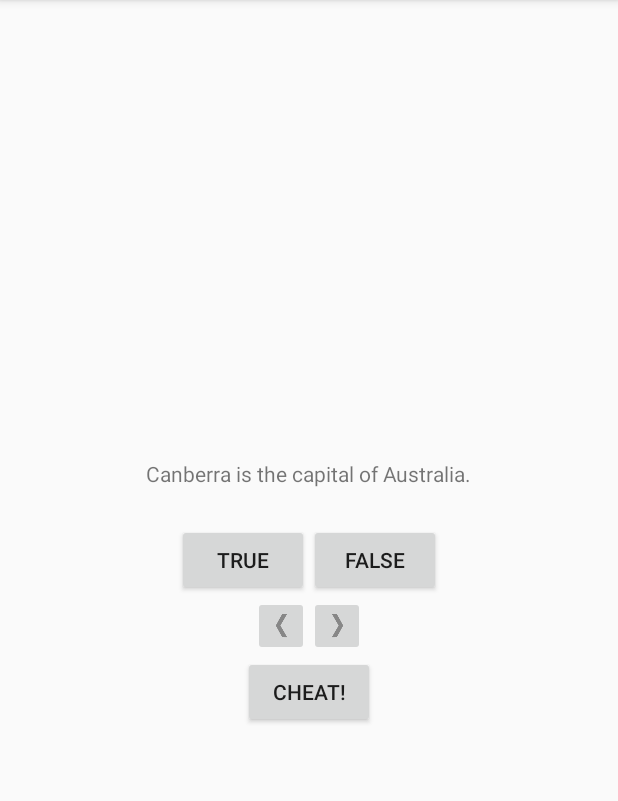
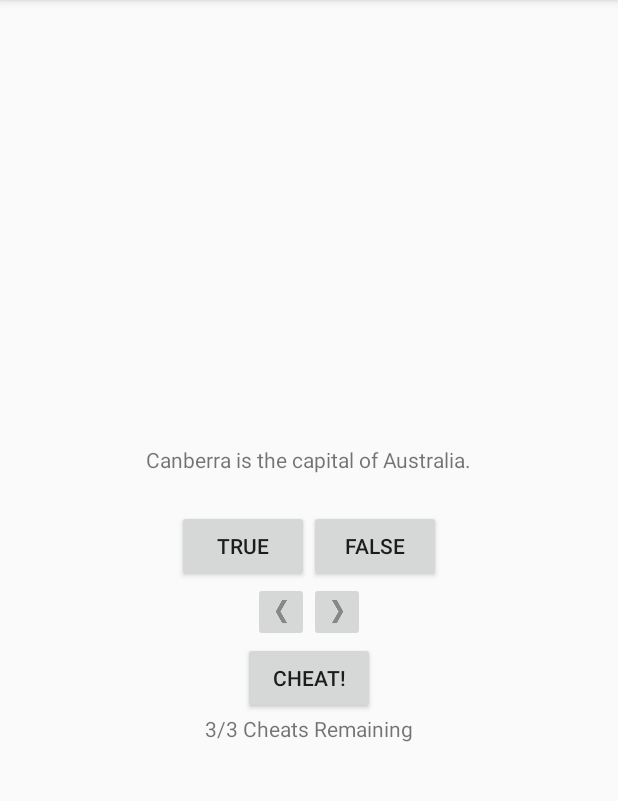
Before and after one commit to nad59/GeoQuiz, an Android app: the screen it shows after launch (QuizActivity), on a phone screen of 412 x 824 dp, the part 84-885 px from its top. Run offline under Robolectric (Android 15) with nearby library versions, the phone set to English and light mode, and no system bars.

Commit message:
Chapter 6 challenges

```diff
--- a/app/src/main/java/com/bignerdranch/android/geoquiz/QuizActivity.java
+++ b/app/src/main/java/com/bignerdranch/android/geoquiz/QuizActivity.java
@@ -19,7 +19,9 @@ public class QuizActivity extends AppCompatActivity {
     private static final String BANK_INDEX="bank_index";
     private static final String ANS_INDEX="ans_index";
     private static final String COR_INDEX="cor_index";
+    private static final String CHEAT_INDEX="cheat_index";
     private static final int REQUEST_CODE_CHEAT = 0;
+    private int cheats = 3;
 
     private Button mTrueButton;
     private Button mFalseButton;
@@ -27,6 +29,7 @@ public class QuizActivity extends AppCompatActivity {
     private ImageButton mNextButton;
     private ImageButton mPrevButton;
     private TextView mQuestionTextView;
+    private TextView mCheatText;
     private int answeredQuestions=0;
     private int correctAnswers=0;
 
@@ -40,7 +43,6 @@ public class QuizActivity extends AppCompatActivity {
             new Question(R.string.question_asia, true),
     };
     private int mCurrentIndex = 0;
-    private boolean mIsCheater;
 
     @Override
     protected void onCreate(Bundle savedInstanceState) {
@@ -51,7 +53,11 @@ public class QuizActivity extends AppCompatActivity {
         if(savedInstanceState!=null) {
             mCurrentIndex = savedInstanceState.getInt(KEY_INDEX, 0);
             mQuestionBank= (Question[])savedInstanceState.getParcelableArray(BANK_INDEX);
+            cheats = savedInstanceState.getInt(CHEAT_INDEX,0);
         }
+
+        mCheatText=(TextView)findViewById(R.id.cheat_text);
+        mCheatText.setText(cheats+"/3 Cheats Remaining");
 
         mQuestionTextView=(TextView) findViewById(R.id.question_text_view);
         mQuestionTextView.setOnClickListener(new View.OnClickListener(){
@@ -99,6 +105,9 @@ public class QuizActivity extends AppCompatActivity {
         });
 
         mCheatButton = (Button)findViewById(R.id.cheat_button);
+        if(cheats==0){
+            mCheatButton.setEnabled(false);
+        }
         mCheatButton.setOnClickListener(new View.OnClickListener() {
             @Override
             public void onClick(View v) {
@@ -161,6 +170,7 @@ public class QuizActivity extends AppCompatActivity {
         savedInstanceState.putParcelableArray(BANK_INDEX,mQuestionBank);
         savedInstanceState.putInt(COR_INDEX,correctAnswers);
         savedInstanceState.putInt(ANS_INDEX,answeredQuestions);
+        savedInstanceState.putInt(CHEAT_INDEX,cheats);
 
     }
 
@@ -174,6 +184,15 @@ public class QuizActivity extends AppCompatActivity {
             return;
         }
         mQuestionBank[mCurrentIndex].setCheated(CheatActivity.wasAnswerShown(data));
+        if(mQuestionBank[mCurrentIndex].isCheated()){
+            cheats-=1;
+            mCheatText.setText(cheats+"/3 Cheats Remaining");
+            if(cheats==0){
+                mCheatButton.setEnabled(false);
+
+            }
+
+        }
     }
 }
 
--- a/app/src/main/res/layout-land/activity_quiz.xml
+++ b/app/src/main/res/layout-land/activity_quiz.xml
@@ -26,13 +26,11 @@
             android:layout_height="wrap_content"
             android:text="@string/false_button" />
     </LinearLayout>
-    <Button
-        android:id="@+id/cheat_button"
+    <LinearLayout
         android:layout_width="wrap_content"
         android:layout_height="wrap_content"
-        android:layout_gravity="bottom|center_horizontal"
-        android:text="@string/cheat_button" />
-
+        android:layout_gravity="center_horizontal|bottom"
+        android:orientation="horizontal"></LinearLayout>
     <ImageButton
         android:id="@+id/prev_button"
         android:layout_width="wrap_content"
@@ -48,4 +46,19 @@
         android:contentDescription="@string/next_button"
         android:layout_gravity="bottom|right"/>
 
+    <Button
+        android:id="@+id/cheat_button"
+        android:layout_width="wrap_content"
+        android:layout_height="wrap_content"
+        android:layout_gravity="bottom|center_horizontal"
+        android:text="@string/cheat_button"
+        />
+
+    <TextView
+        android:id="@+id/cheat_text"
+        android:layout_width="wrap_content"
+        android:layout_height="wrap_content"
+        android:layout_gravity="bottom|center_horizontal"
+        android:paddingBottom="48dp"/>
+
 </FrameLayout>
--- a/app/src/main/res/layout/activity_quiz.xml
+++ b/app/src/main/res/layout/activity_quiz.xml
@@ -48,4 +48,8 @@
         android:layout_width="wrap_content"
         android:layout_height="wrap_content"
         android:text="@string/cheat_button"/>
+    <TextView
+        android:id="@+id/cheat_text"
+        android:layout_width="wrap_content"
+        android:layout_height="wrap_content"/>
 </LinearLayout>
```
Also changed, not shown: app/src/main/java/com/bignerdranch/android/geoquiz/CheatActivity.java (+27 -2 lines).
